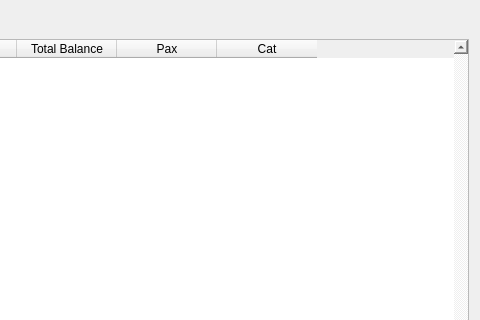
End1-1/Resort, file Resort/wquickcheckout.ui: the form before one commit; both pictures show x 595 to 1075 and y 0 to 320 of the 1075 by 645 pixel window.
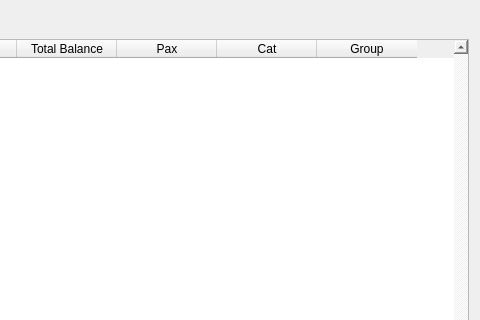
The form after the commit. Icons and pictures are not drawn. Custom widgets are drawn as their Qt base class.

```diff
--- a/Resort/wquickcheckout.ui
+++ b/Resort/wquickcheckout.ui
@@ -199,6 +199,11 @@
           <string>Cat</string>
          </property>
         </column>
+        <column>
+         <property name="text">
+          <string>Group</string>
+         </property>
+        </column>
        </widget>
       </item>
       <item>
```
